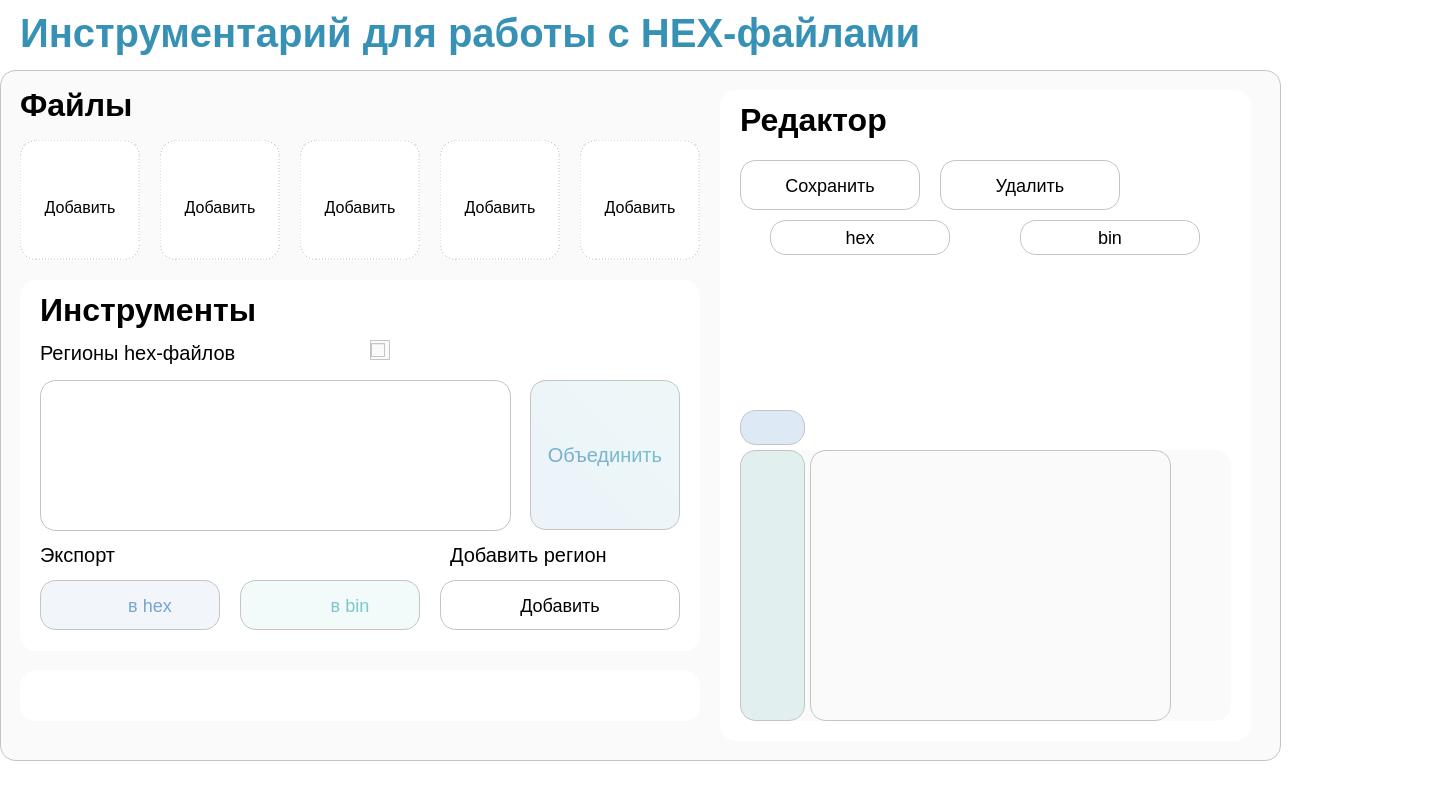
Old version of the form ui/design.ui in the repository stsln/hex_file_tools.
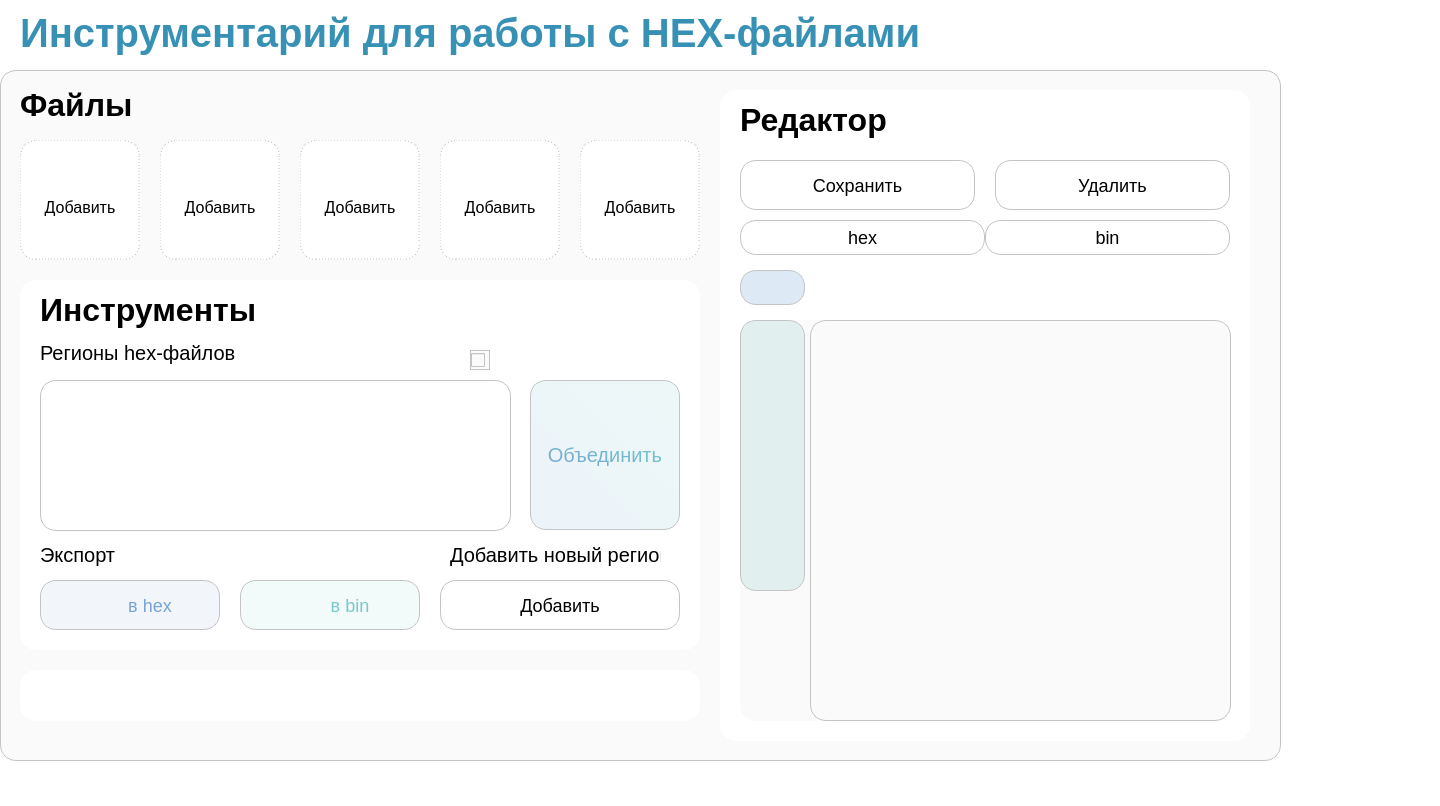
New version of the form. Icons and pictures are not drawn.

Commit message: Изучение Qt Designer.

What changed in the file:
```diff
--- a/ui/design.ui
+++ b/ui/design.ui
@@ -71,7 +71,7 @@
        <x>20</x>
        <y>210</y>
        <width>680</width>
-       <height>371</height>
+       <height>370</height>
       </rect>
      </property>
      <property name="styleSheet">
@@ -332,7 +332,7 @@
 }</string>
       </property>
       <property name="text">
-       <string>Добавить регион</string>
+       <string>Добавить новый регион</string>
       </property>
      </widget>
      <widget class="QPushButton" name="btn_export_hex_5">
@@ -424,8 +424,8 @@
      <widget class="QCheckBox" name="checkBox">
       <property name="geometry">
        <rect>
-        <x>350</x>
-        <y>60</y>
+        <x>450</x>
+        <y>70</y>
         <width>20</width>
         <height>20</height>
        </rect>
@@ -704,7 +704,7 @@
       <rect>
        <x>720</x>
        <y>20</y>
-       <width>531</width>
+       <width>530</width>
        <height>651</height>
       </rect>
      </property>
@@ -749,7 +749,7 @@
        <rect>
         <x>20</x>
         <y>70</y>
-        <width>180</width>
+        <width>235</width>
         <height>50</height>
        </rect>
       </property>
@@ -790,9 +790,9 @@
      <widget class="QPushButton" name="btn_del">
       <property name="geometry">
        <rect>
-        <x>220</x>
+        <x>275</x>
         <y>70</y>
-        <width>180</width>
+        <width>235</width>
         <height>50</height>
        </rect>
       </property>
@@ -838,9 +838,9 @@
       <property name="geometry">
        <rect>
         <x>20</x>
-        <y>360</y>
+        <y>230</y>
         <width>491</width>
-        <height>271</height>
+        <height>401</height>
        </rect>
       </property>
       <property name="styleSheet">
@@ -855,7 +855,7 @@
       <property name="frameShadow">
        <enum>QFrame::Raised</enum>
       </property>
-      <widget class="QTextEdit" name="textEdit">
+      <widget class="QPlainTextEdit" name="plainTextEdit">
        <property name="geometry">
         <rect>
          <x>0</x>
@@ -865,7 +865,7 @@
         </rect>
        </property>
        <property name="styleSheet">
-        <string notr="true">QTextEdit {
+        <string notr="true">QPlainTextEdit {
 	font-family: 'JetBrains Mono';
 	font-weight: 400;
 	font-size: 18px;
@@ -879,17 +879,17 @@
 }</string>
        </property>
       </widget>
-      <widget class="QTextEdit" name="textEdit_2">
+      <widget class="QPlainTextEdit" name="plainTextEdit_2">
        <property name="geometry">
         <rect>
          <x>70</x>
          <y>0</y>
-         <width>361</width>
-         <height>271</height>
+         <width>421</width>
+         <height>401</height>
         </rect>
        </property>
        <property name="styleSheet">
-        <string notr="true">QTextEdit {
+        <string notr="true">QPlainTextEdit {
 	font-family: 'JetBrains Mono';
 	font-weight: 400;
 	font-size: 18px;
@@ -901,17 +901,17 @@
        </property>
       </widget>
      </widget>
-     <widget class="QTextEdit" name="text_ofs_reg">
+     <widget class="QPlainTextEdit" name="text_ofs_reg">
       <property name="geometry">
        <rect>
         <x>20</x>
-        <y>320</y>
+        <y>180</y>
         <width>65</width>
         <height>35</height>
        </rect>
       </property>
       <property name="styleSheet">
-       <string notr="true">QTextEdit {
+       <string notr="true">QPlainTextEdit {
 	font-family: 'JetBrains Mono';
 	font-weight: 400;
 	font-size: 18px;
@@ -934,9 +934,9 @@
      <widget class="QPushButton" name="btn_save_2">
       <property name="geometry">
        <rect>
-        <x>50</x>
+        <x>20</x>
         <y>130</y>
-        <width>180</width>
+        <width>245</width>
         <height>35</height>
        </rect>
       </property>
@@ -977,9 +977,9 @@
      <widget class="QPushButton" name="btn_save_3">
       <property name="geometry">
        <rect>
-        <x>300</x>
+        <x>265</x>
         <y>130</y>
-        <width>180</width>
+        <width>245</width>
         <height>35</height>
        </rect>
       </property>
```
